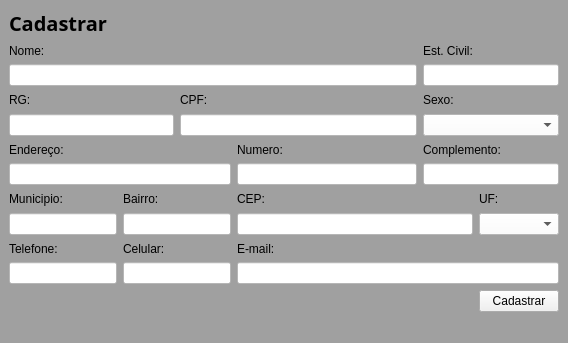
First picture: the form in tela_cadastro_cliente.ui, repository saulovictor/Sistema, before the edit.
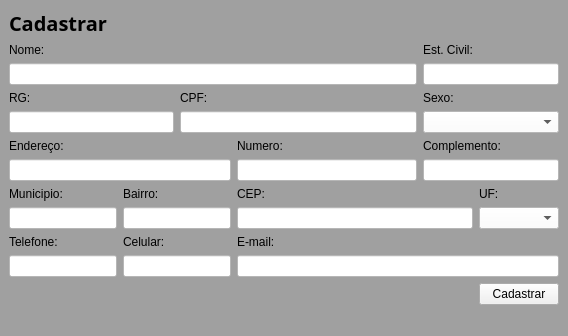
Second picture: the form after the edit.

The edit to the form file:
```diff
--- a/tela_cadastro_cliente.ui
+++ b/tela_cadastro_cliente.ui
@@ -7,7 +7,7 @@
     <x>0</x>
     <y>0</y>
     <width>568</width>
-    <height>343</height>
+    <height>320</height>
    </rect>
   </property>
   <property name="windowTitle">
```
